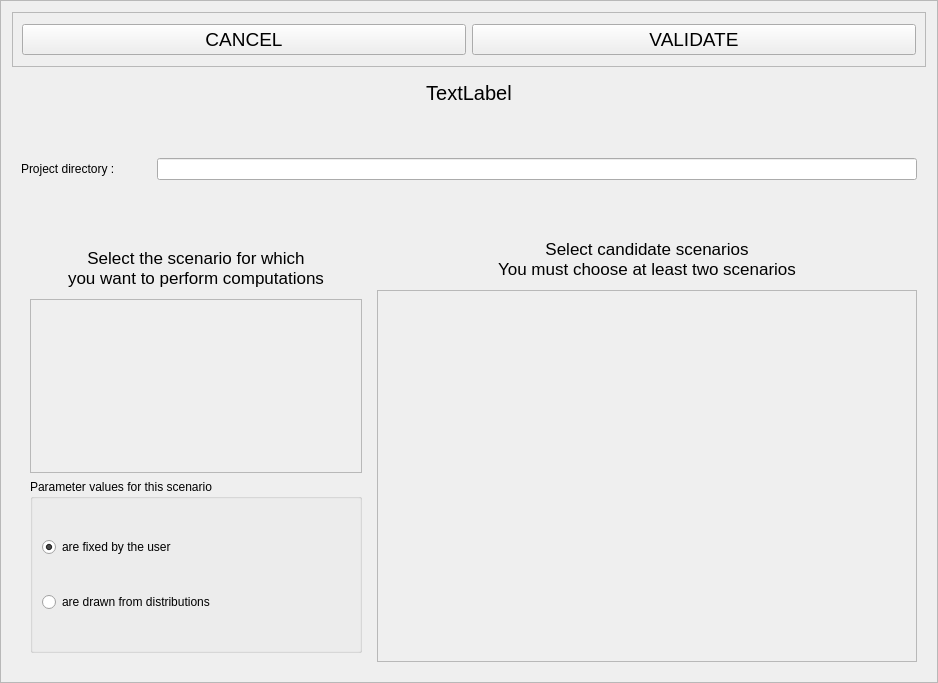
This is python_interface/uis/biasScenarioSelection.ui in cbgp/diyabc as Qt 5 draws it before an edit. The edited form follows.
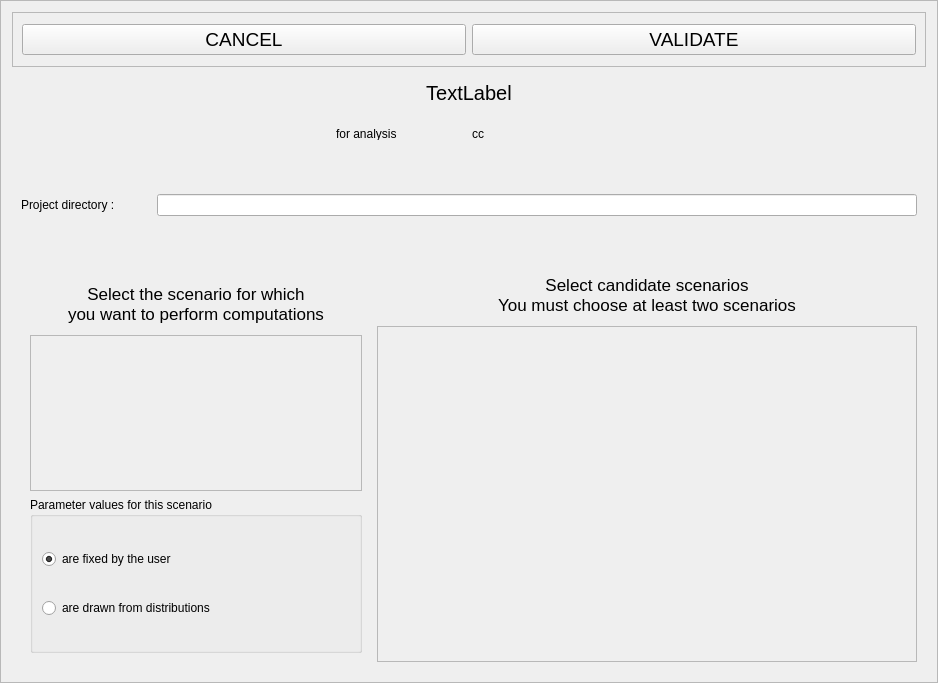
This is the edited form.

Commit message: analysis name to write during all steps of definition

The edit to the form file:
```diff
--- a/python_interface/uis/biasScenarioSelection.ui
+++ b/python_interface/uis/biasScenarioSelection.ui
@@ -113,6 +113,94 @@
      </property>
     </widget>
    </item>
+   <item>
+    <widget class="QFrame" name="frame_4">
+     <property name="minimumSize">
+      <size>
+       <width>0</width>
+       <height>30</height>
+      </size>
+     </property>
+     <property name="maximumSize">
+      <size>
+       <width>16777215</width>
+       <height>30</height>
+      </size>
+     </property>
+     <property name="frameShape">
+      <enum>QFrame::NoFrame</enum>
+     </property>
+     <property name="frameShadow">
+      <enum>QFrame::Raised</enum>
+     </property>
+     <layout class="QHBoxLayout" name="horizontalLayout_3">
+      <item>
+       <spacer name="horizontalSpacer">
+        <property name="orientation">
+         <enum>Qt::Horizontal</enum>
+        </property>
+        <property name="sizeHint" stdset="0">
+         <size>
+          <width>40</width>
+          <height>20</height>
+         </size>
+        </property>
+       </spacer>
+      </item>
+      <item>
+       <widget class="QLabel" name="label_7">
+        <property name="minimumSize">
+         <size>
+          <width>130</width>
+          <height>0</height>
+         </size>
+        </property>
+        <property name="maximumSize">
+         <size>
+          <width>130</width>
+          <height>16777215</height>
+         </size>
+        </property>
+        <property name="text">
+         <string>for analysis</string>
+        </property>
+       </widget>
+      </item>
+      <item>
+       <widget class="QLabel" name="analysisNameLabel">
+        <property name="minimumSize">
+         <size>
+          <width>130</width>
+          <height>0</height>
+         </size>
+        </property>
+        <property name="maximumSize">
+         <size>
+          <width>130</width>
+          <height>16777215</height>
+         </size>
+        </property>
+        <property name="text">
+         <string>cc</string>
+        </property>
+       </widget>
+      </item>
+      <item>
+       <spacer name="horizontalSpacer_2">
+        <property name="orientation">
+         <enum>Qt::Horizontal</enum>
+        </property>
+        <property name="sizeHint" stdset="0">
+         <size>
+          <width>40</width>
+          <height>20</height>
+         </size>
+        </property>
+       </spacer>
+      </item>
+     </layout>
+    </widget>
+   </item>
    <item>
     <widget class="QFrame" name="frame_2">
      <property name="minimumSize">
@@ -173,7 +261,7 @@
      </property>
      <layout class="QHBoxLayout" name="horizontalLayout">
       <item>
-       <widget class="QFrame" name="">
+       <widget class="QFrame" name="frame">
         <property name="maximumSize">
          <size>
           <width>350</width>
```
The commit also changes 12 other files.
